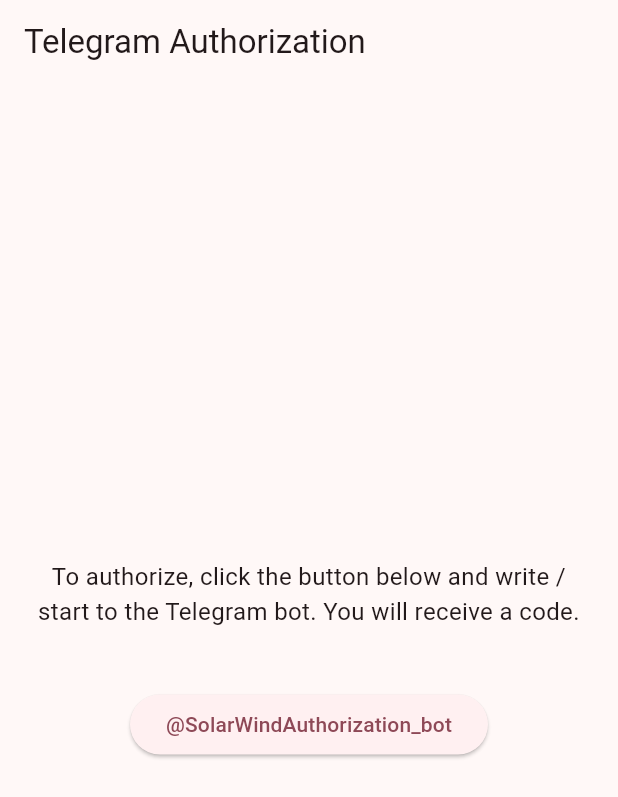
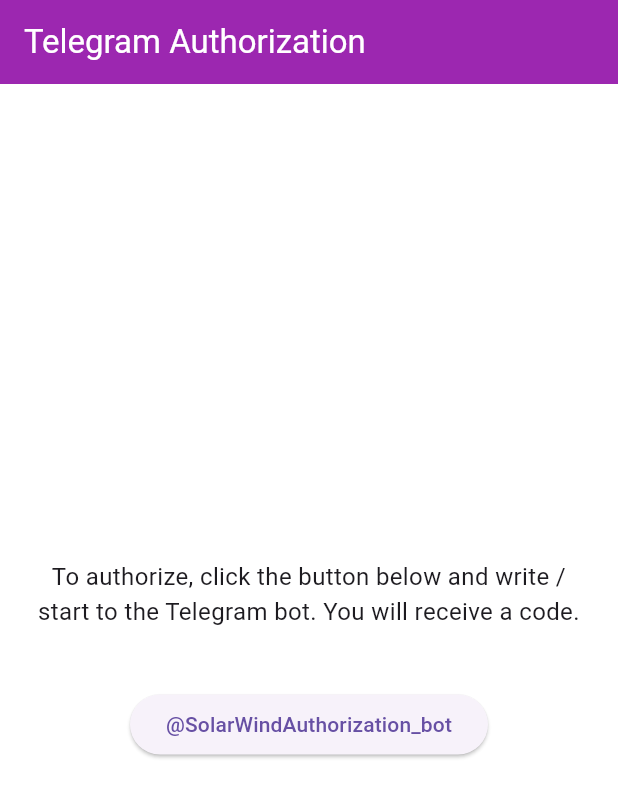
Before and after one commit to MisABU148/SolarWindGolangFlutter, a Flutter app: the screen it shows after launch, on a phone screen of 412 x 824 dp. Shown: the top 797 px of the screen. Run offline on Flutter 3.47's test engine with Material 3 defaults, Android fonts, the phone set to English and light mode, and no system bars; our stand-ins replace dio, hive, hive_flutter, shared_preferences; accounts and stored records are empty.

Commit message:
dark and light theme

```diff
--- a/frontend/solar_wind_flutter_app/lib/app.dart
+++ b/frontend/solar_wind_flutter_app/lib/app.dart
@@ -4,9 +4,11 @@
 
 import 'features/auth/presentation/screens/welcome_screen.dart';
 import 'features/auth/presentation/screens/tgbot_auth.dart';
-import 'features/auth/presentation/screens/enter_code.dart';
 import 'features/feed/presentation/screen/user_feed_screen.dart';
 import 'features/auth/presentation/state/registration_provider.dart';
+import 'features/auth/presentation/screens/enter_code.dart';
+import 'core/theme/app_theme.dart';
+import 'core/theme/theme_provider.dart';
 
 class MyApp extends StatelessWidget {
   const MyApp({super.key});
@@ -29,14 +31,21 @@
 
   @override
   Widget build(BuildContext context) {
-    return ChangeNotifierProvider(
-      create: (_) => RegistrationProvider(),
-      child: MaterialApp(
+    return MultiProvider(
+      providers: [
+        ChangeNotifierProvider(create: (_) => RegistrationProvider()),
+        ChangeNotifierProvider(create: (_) => ThemeProvider(
+          Provider.of<ThemeProvider>(context, listen: false).isDarkMode
+        )),
+      ],
+      child: Consumer<ThemeProvider>(
+        builder: (context, themeProvider, _) {
+          return MaterialApp(
             title: 'SolarWind App',
-        theme: ThemeData(
-          colorScheme: ColorScheme.fromSeed(seedColor: Colors.pink),
-          useMaterial3: true,
-        ),
+            theme: lightTheme,
+            darkTheme: darkTheme,
+            themeMode:
+                themeProvider.isDarkMode ? ThemeMode.dark : ThemeMode.light,
             debugShowCheckedModeBanner: false,
             home: FutureBuilder<Widget>(
               future: _decideStartScreen(),
@@ -49,6 +58,8 @@
                 return snapshot.data!;
               },
             ),
+          );
+        },
       ),
     );
   }
--- /dev/null
+++ b/frontend/solar_wind_flutter_app/lib/core/theme/app_theme.dart
@@ -0,0 +1,20 @@
+import 'package:flutter/material.dart';
+
+final lightTheme = ThemeData(
+  brightness: Brightness.light,
+  scaffoldBackgroundColor: Colors.white,
+  primarySwatch: Colors.purple,
+  appBarTheme: const AppBarTheme(
+    backgroundColor: Colors.purple,
+    foregroundColor: Colors.white,
+  ),
+);
+
+final darkTheme = ThemeData(
+  brightness: Brightness.dark,
+  scaffoldBackgroundColor: Colors.black,
+  appBarTheme: const AppBarTheme(
+    backgroundColor: Colors.black,
+    foregroundColor: Colors.white,
+  ),
+);
--- /dev/null
+++ b/frontend/solar_wind_flutter_app/lib/core/theme/theme_provider.dart
@@ -0,0 +1,17 @@
+import 'package:flutter/material.dart';
+import 'package:shared_preferences/shared_preferences.dart';
+
+class ThemeProvider extends ChangeNotifier {
+  bool _isDarkMode;
+
+  ThemeProvider(this._isDarkMode);
+
+  bool get isDarkMode => _isDarkMode;
+
+  Future<void> toggleTheme() async {
+    _isDarkMode = !_isDarkMode;
+    final prefs = await SharedPreferences.getInstance();
+    await prefs.setBool('isDarkMode', _isDarkMode);
+    notifyListeners();
+  }
+}
```
Also changed, not shown: frontend/solar_wind_flutter_app/lib/common/widgets/common_app_bar.dart (added, +59 -0 lines), frontend/solar_wind_flutter_app/lib/features/feed/presentation/screen/my_profile_screen.dart (+54 -52 lines), frontend/solar_wind_flutter_app/lib/features/feed/presentation/screen/notifications_screen.dart (+43 -4 lines), frontend/solar_wind_flutter_app/lib/features/feed/presentation/screen/user_feed_screen.dart (+49 -31 lines), frontend/solar_wind_flutter_app/lib/main.dart (+17 -5 lines). Lines whose indentation alone changed are shown as unchanged.
